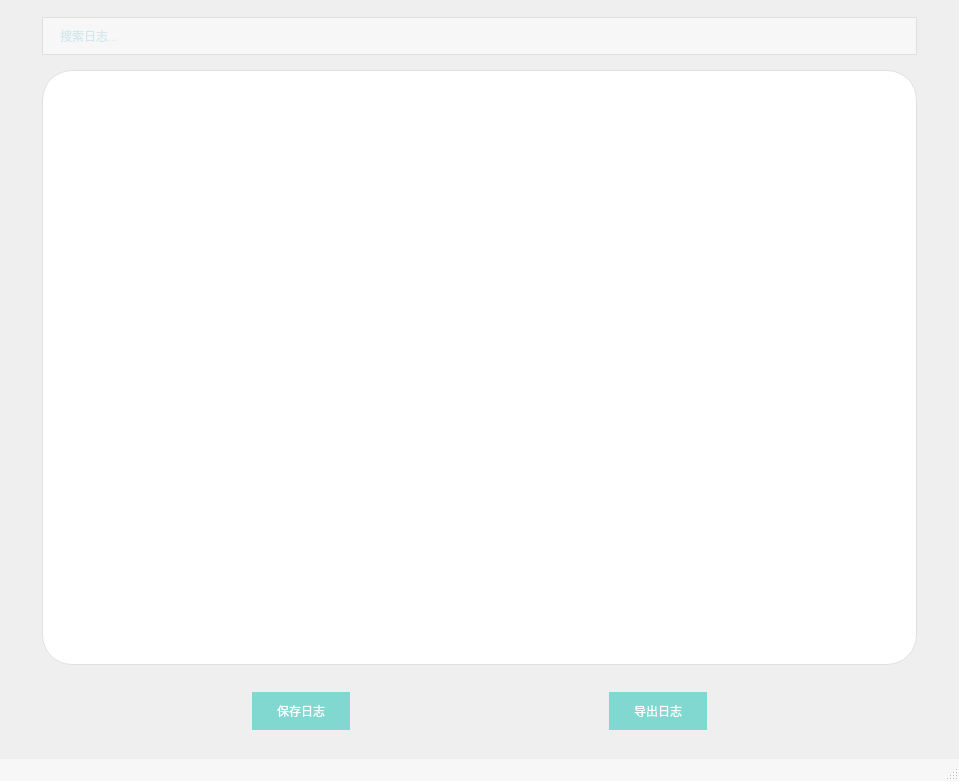
Before: the Qt Designer form logwindows.ui in Ethereaity/InterfaceDesign, drawn with Qt 5.
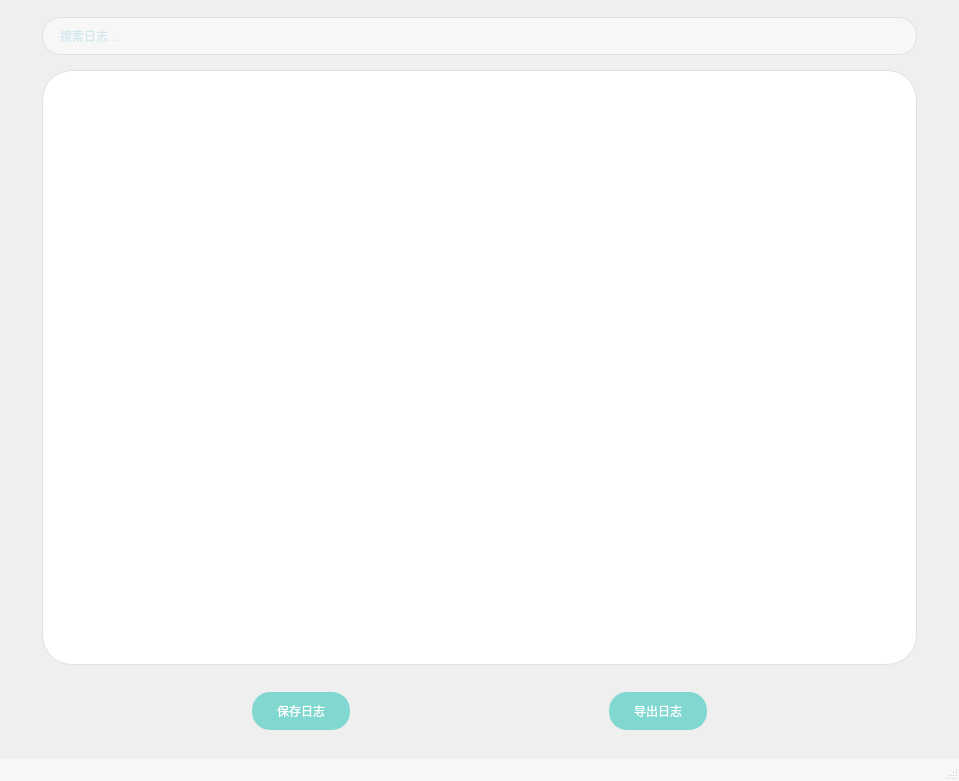
After: the same form once the commit is applied.

Commit message: 美化日志，主界面窗口

The edit to the form file:
```diff
--- a/logwindows.ui
+++ b/logwindows.ui
@@ -73,7 +73,7 @@
          <string notr="true">
         QLineEdit {
           font: 10pt &quot;PingFang SC&quot;;
-          border-radius: 20px;
+          border-radius: 18px;
           border: 1px solid #E0E0E0;
           padding: 8px 15px;
           background-color: #F7F7F7;
@@ -337,7 +337,7 @@
             font: 10pt &quot;PingFang SC&quot;;
             color: white;
             background-color: #81D8D0;
-            border-radius: 20px;
+            border-radius: 18px;
             padding: 10px 25px;
           }
           QPushButton:hover {
@@ -386,7 +386,7 @@
             font: 10pt &quot;PingFang SC&quot;;
             color: white;
             background-color: #81D8D0;
-            border-radius: 20px;
+            border-radius: 18px;
             padding: 10px 25px;
           }
           QPushButton:hover {
```
The commit also changes 3 other files.
